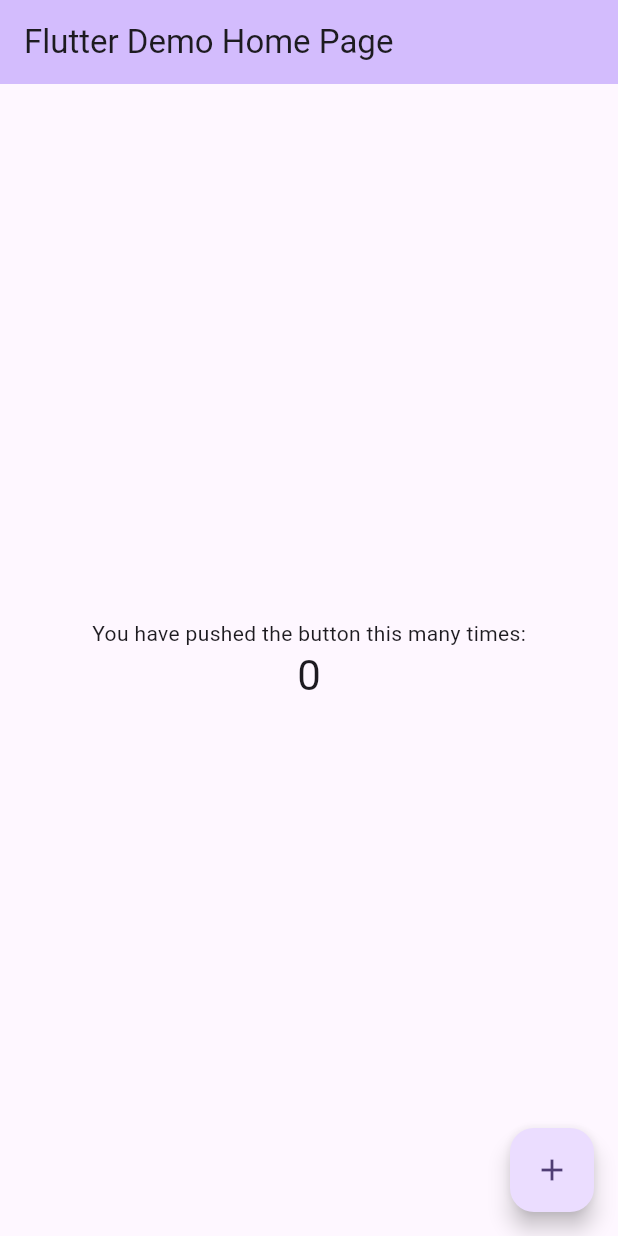
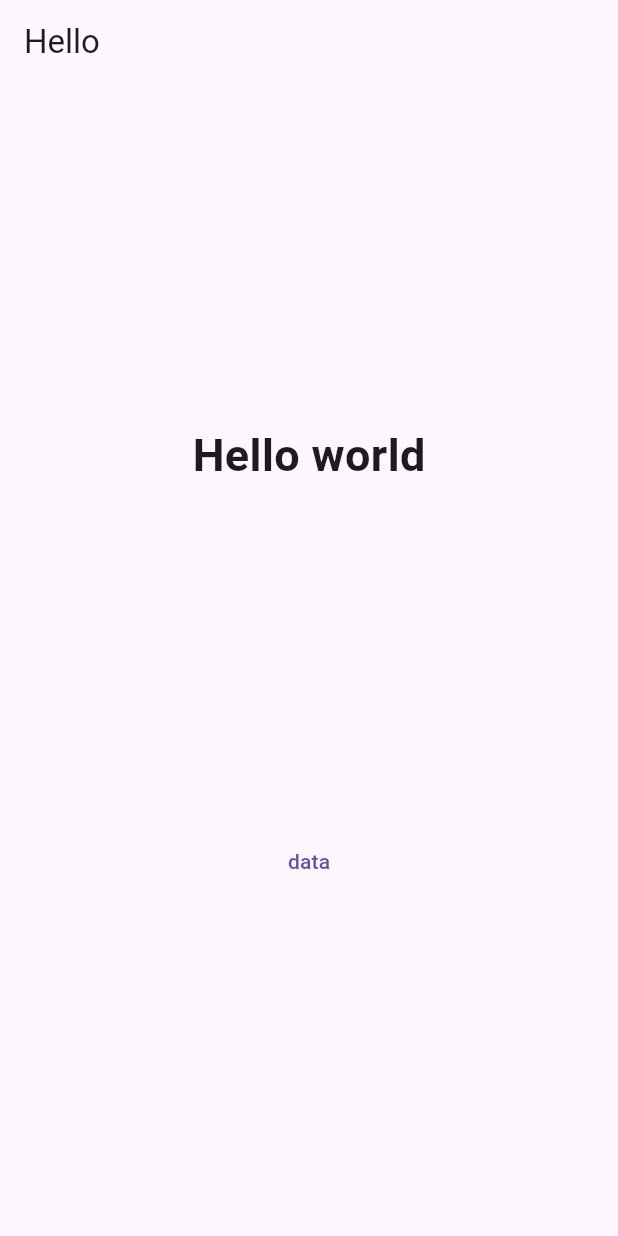
Before and after one commit to tct123/flutterlearnapp, a Flutter app: the screen it shows after launch, on a phone screen of 412 x 824 dp. Run offline on Flutter 3.47's test engine with Material 3 defaults, Android fonts, the phone set to English and light mode, and no system bars.

Commit message:
Update main.dart

```diff
--- a/lib/main.dart
+++ b/lib/main.dart
@@ -1,122 +1,23 @@
 import 'package:flutter/material.dart';
 
 void main() {
-  runApp(const MyApp());
-}
-
-class MyApp extends StatelessWidget {
-  const MyApp({super.key});
-
-  // This widget is the root of your application.
-  @override
-  Widget build(BuildContext context) {
-    return MaterialApp(
-      title: 'Flutter Demo',
-      theme: ThemeData(
-        // This is the theme of your application.
-        //
-        // TRY THIS: Try running your application with "flutter run". You'll see
-        // the application has a purple toolbar. Then, without quitting the app,
-        // try changing the seedColor in the colorScheme below to Colors.green
-        // and then invoke "hot reload" (save your changes or press the "hot
-        // reload" button in a Flutter-supported IDE, or press "r" if you used
-        // the command line to start the app).
-        //
-        // Notice that the counter didn't reset back to zero; the application
-        // state is not lost during the reload. To reset the state, use hot
-        // restart instead.
-        //
-        // This works for code too, not just values: Most code changes can be
-        // tested with just a hot reload.
-        colorScheme: ColorScheme.fromSeed(seedColor: Colors.deepPurple),
-      ),
-      home: const MyHomePage(title: 'Flutter Demo Home Page'),
-    );
-  }
-}
-
-class MyHomePage extends StatefulWidget {
-  const MyHomePage({super.key, required this.title});
-
-  // This widget is the home page of your application. It is stateful, meaning
-  // that it has a State object (defined below) that contains fields that affect
-  // how it looks.
-
-  // This class is the configuration for the state. It holds the values (in this
-  // case the title) provided by the parent (in this case the App widget) and
-  // used by the build method of the State. Fields in a Widget subclass are
-  // always marked "final".
-
-  final String title;
-
-  @override
-  State<MyHomePage> createState() => _MyHomePageState();
-}
-
-class _MyHomePageState extends State<MyHomePage> {
-  int _counter = 0;
-
-  void _incrementCounter() {
-    setState(() {
-      // This call to setState tells the Flutter framework that something has
-      // changed in this State, which causes it to rerun the build method below
-      // so that the display can reflect the updated values. If we changed
-      // _counter without calling setState(), then the build method would not be
-      // called again, and so nothing would appear to happen.
-      _counter++;
-    });
-  }
-
-  @override
-  Widget build(BuildContext context) {
-    // This method is rerun every time setState is called, for instance as done
-    // by the _incrementCounter method above.
-    //
-    // The Flutter framework has been optimized to make rerunning build methods
-    // fast, so that you can just rebuild anything that needs updating rather
-    // than having to individually change instances of widgets.
-    return Scaffold(
-      appBar: AppBar(
-        // TRY THIS: Try changing the color here to a specific color (to
-        // Colors.amber, perhaps?) and trigger a hot reload to see the AppBar
-        // change color while the other colors stay the same.
-        backgroundColor: Theme.of(context).colorScheme.inversePrimary,
-        // Here we take the value from the MyHomePage object that was created by
-        // the App.build method, and use it to set our appbar title.
-        title: Text(widget.title),
-      ),
-      body: Center(
-        // Center is a layout widget. It takes a single child and positions it
-        // in the middle of the parent.
-        child: Column(
-          // Column is also a layout widget. It takes a list of children and
-          // arranges them vertically. By default, it sizes itself to fit its
-          // children horizontally, and tries to be as tall as its parent.
-          //
-          // Column has various properties to control how it sizes itself and
-          // how it positions its children. Here we use mainAxisAlignment to
-          // center the children vertically; the main axis here is the vertical
-          // axis because Columns are vertical (the cross axis would be
-          // horizontal).
-          //
-          // TRY THIS: Invoke "debug painting" (choose the "Toggle Debug Paint"
-          // action in the IDE, or press "p" in the console), to see the
-          // wireframe for each widget.
-          mainAxisAlignment: MainAxisAlignment.center,
-          children: <Widget>[
-            const Text('You have pushed the button this many times:'),
-            Text(
-              '$_counter',
-              style: Theme.of(context).textTheme.headlineMedium,
-            ),
-          ],
+  runApp(
+    MaterialApp(
+      home: Scaffold(
+        appBar: AppBar(title: Text("Hello")),
+        body: Center(
+          child: Column(
+            mainAxisAlignment: MainAxisAlignment.spaceEvenly,
+            children: [
+              const Text(
+                "Hello world",
+                style: TextStyle(fontSize: 30.0, fontWeight: FontWeight.bold),
+              ),
+              TextButton(onPressed: () => print(""), child: const Text("data")),
+            ],
+          ),
         ),
       ),
-      floatingActionButton: FloatingActionButton(
-        onPressed: _incrementCounter,
-        tooltip: 'Increment',
-        child: const Icon(Icons.add),
-      ), // This trailing comma makes auto-formatting nicer for build methods.
-    );
-  }
+    ),
+  );
 }
```
